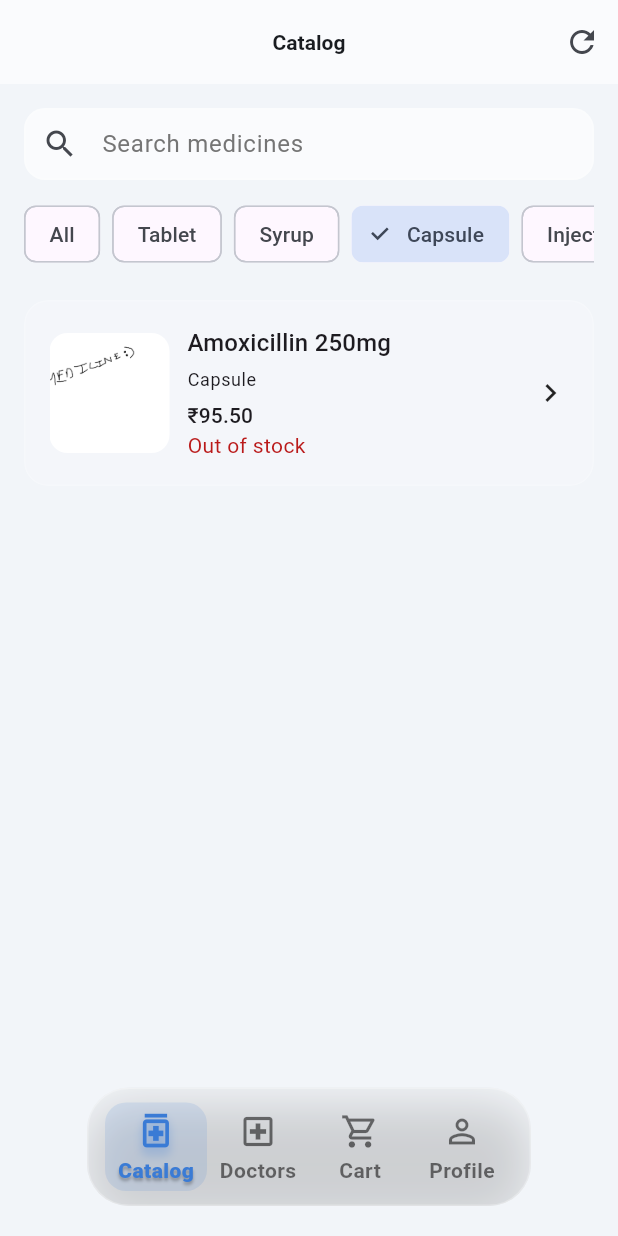
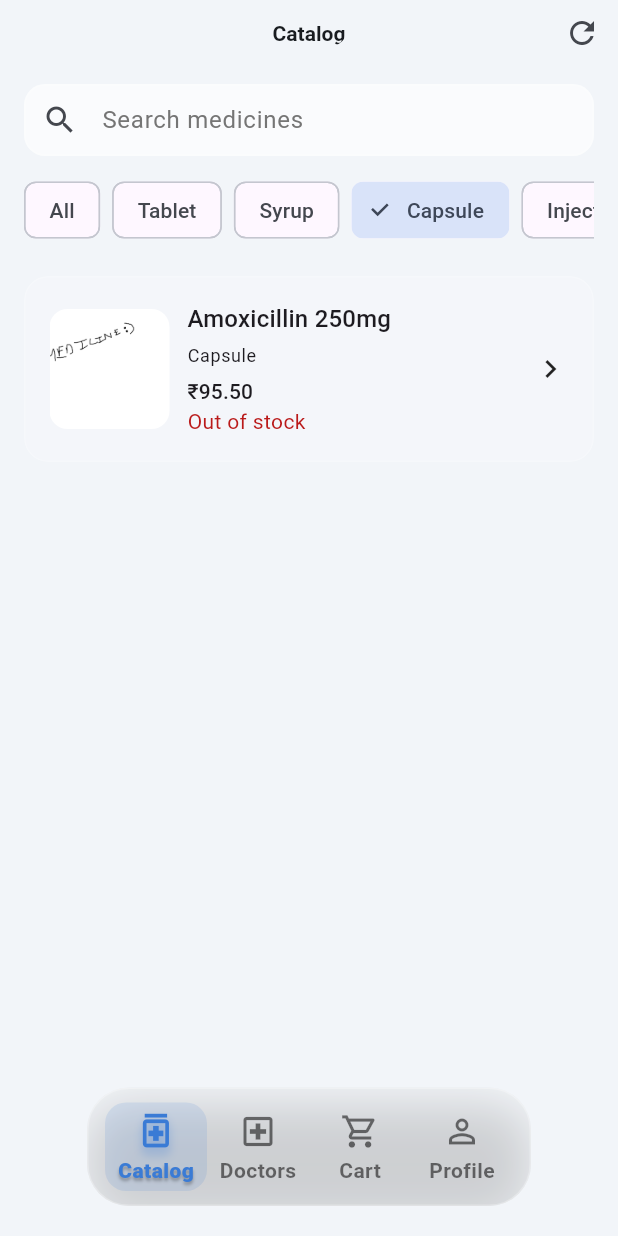
Before and after one commit to particle-box/samir_medical, a Flutter app: the screen it shows after launch, after a tap on "Tablet", after a tap on "Syrup", after a tap on "Capsule", on a phone screen of 412 x 824 dp. Run offline on Flutter 3.47's test engine with Material 3 defaults, Android fonts, the phone set to English and light mode, and no system bars; drawn by our look-alikes of cached_network_image; our stand-ins replace dio, flutter_riverpod, flutter_secure_storage, freezed_annotation, go_router, hive_flutter and 3 more; accounts and stored records are empty; network calls fail.

Commit message:
ui changes

```diff
--- a/lib/core/theme/app_theme.dart
+++ b/lib/core/theme/app_theme.dart
@@ -2,6 +2,8 @@
 import 'package:flutter/material.dart';
 
 class AppTheme {
+  static const double appBarHeight = 44.0;
+
   // Base brand colors (muted blues/greys with vibrant accents)
   static const Color _primary = Color(0xFF3A7BD5); // blue accent
   static const Color _secondary = Color(0xFF00D2FF); // cyan accent
--- a/lib/presentation/home/home_screen.dart
+++ b/lib/presentation/home/home_screen.dart
@@ -1,4 +1,6 @@
+import 'dart:ui';
 import 'package:flutter/material.dart';
+import 'package:samir_medical/core/theme/app_theme.dart';
 import 'package:samir_medical/presentation/common/widgets/glass_bottom_bar.dart';
 import 'package:samir_medical/presentation/home/tabs/doctors_tab_loader.dart';
 import 'tabs/catalog_tab.dart';
@@ -14,6 +16,7 @@ class HomeScreen extends StatefulWidget {
 class _HomeScreenState extends State<HomeScreen> {
   int _index = 0;
   int _doctorTabKey = 0;
+  double _scrollOffset = 0.0;
 
   final _titles = const ['Catalog', 'Doctors', 'Cart', 'Profile'];
 
@@ -40,9 +43,41 @@ class _HomeScreenState extends State<HomeScreen> {
       const ProfileTab(),
     ];
 
+    final isScrolled = _scrollOffset > 10.0;
+
+    // Define the glass color based on the current theme
+    final isDark = Theme.of(context).brightness == Brightness.dark;
+    final pillColor = isDark
+        ? Colors.black.withOpacity(0.25)
+        : Colors.white.withOpacity(0.5);
+
     return Scaffold(
+      extendBodyBehindAppBar: true,
       appBar: AppBar(
-        title: Text(_titles[_index]),
+        toolbarHeight: AppTheme.appBarHeight,
+        backgroundColor: Colors.transparent,
+        elevation: 0,
+        title: ClipRRect(
+          borderRadius: BorderRadius.circular(30.0),
+          child: BackdropFilter(
+            filter: ImageFilter.blur(
+              sigmaX: isScrolled ? 10.0 : 0.0,
+              sigmaY: isScrolled ? 10.0 : 0.0,
+            ),
+            child: AnimatedContainer(
+              duration: const Duration(milliseconds: 200),
+              padding: EdgeInsets.symmetric(
+                horizontal: isScrolled ? 16.0 : 0.0,
+                vertical: isScrolled ? 8.0 : 0.0,
+              ),
+              decoration: BoxDecoration(
+                borderRadius: BorderRadius.circular(30.0),
+                color: isScrolled ? pillColor : Colors.transparent,
+              ),
+              child: Text(_titles[_index]),
+            ),
+          ),
+        ),
         actions: [
           if (_index == 0)
             IconButton(
@@ -52,9 +87,20 @@ class _HomeScreenState extends State<HomeScreen> {
         ],
       ),
       extendBody: true,
-      body: IndexedStack(
-        index: _index,
-        children: pages,
+      body: NotificationListener<ScrollNotification>(
+        onNotification: (scroll) {
+          // To avoid unnecessary rebuilds, only update state if needed
+          if ((scroll.metrics.pixels > 10.0) != isScrolled) {
+            setState(() {
+              _scrollOffset = scroll.metrics.pixels;
+            });
+          }
+          return true;
+        },
+        child: IndexedStack(
+          index: _index,
+          children: pages,
+        ),
       ),
       bottomNavigationBar: GlassBottomBar(
         currentIndex: _index,
--- a/lib/presentation/home/tabs/cart_tab.dart
+++ b/lib/presentation/home/tabs/cart_tab.dart
@@ -1,5 +1,6 @@
 import 'package:flutter/material.dart';
 import 'package:flutter_riverpod/flutter_riverpod.dart';
+import 'package:samir_medical/core/theme/app_theme.dart';
 import 'package:samir_medical/presentation/cart/cart_state.dart';
 import 'package:samir_medical/presentation/common/widgets/glass_card.dart';
 import 'package:samir_medical/presentation/cart/checkout_address_screen.dart';
@@ -30,15 +31,25 @@ class _CartTabState extends ConsumerState<CartTab> {
 
   @override
   Widget build(BuildContext context) {
+    final topPadding = MediaQuery.of(context).padding.top + AppTheme.appBarHeight;
     final items = ref.watch(cartStateProvider);
     final cart = ref.read(cartStateProvider.notifier);
 
     double total = items.fold(0.0, (sum, item) => sum + item.medicine.price * item.quantity);
 
+    Widget buildPaddedScreen(Widget child) {
+      return ListView(
+        padding: const EdgeInsets.fromLTRB(16, 0, 16, 16),
+        children: [
+          SizedBox(height: topPadding - 32.0),
+          child,
+        ],
+      );
+    }
+
     if (_step == 1) {
-      return Padding(
-        padding: const EdgeInsets.all(16.0),
-        child: CheckoutAddressScreen(
+      return buildPaddedScreen(
+        CheckoutAddressScreen(
           onNext: (name, address, phone) {
             setState(() {
               _name = name;
@@ -52,9 +63,8 @@ class _CartTabState extends ConsumerState<CartTab> {
     }
 
     if (_step == 2 && _name != null && _address != null && _phone != null) {
-      return Padding(
-        padding: const EdgeInsets.all(16.0),
-        child: CheckoutReviewScreen(
+      return buildPaddedScreen(
+        CheckoutReviewScreen(
           name: _name!,
           address: _address!,
           phone: _phone!,
@@ -83,8 +93,9 @@ class _CartTabState extends ConsumerState<CartTab> {
     }
 
     return ListView(
-      padding: const EdgeInsets.fromLTRB(16, 16, 16, 120),
+      padding: const EdgeInsets.fromLTRB(16, 0, 16, 120),
       children: [
+        SizedBox(height: topPadding - 32.0),
         ...items.map((it) => Padding(
               padding: const EdgeInsets.only(bottom: 12),
               child: GlassCard(
--- a/lib/presentation/home/tabs/catalog_tab.dart
+++ b/lib/presentation/home/tabs/catalog_tab.dart
@@ -1,5 +1,6 @@
 import 'package:flutter/material.dart';
 import 'package:flutter_riverpod/flutter_riverpod.dart';
+import 'package:samir_medical/core/theme/app_theme.dart';
 import 'package:samir_medical/presentation/catalog/catalog_viewmodel.dart';
 import 'package:samir_medical/presentation/common/widgets/glass_card.dart';
 import 'package:samir_medical/presentation/common/widgets/shimmer.dart';
@@ -44,12 +45,12 @@ class CatalogTab extends StatelessWidget {
       builder: (context, ref, _) {
         final st = ref.watch(catalogViewModelProvider);
         final vm = ref.read(catalogViewModelProvider.notifier);
+        final topPadding = MediaQuery.of(context).padding.top + AppTheme.appBarHeight;
 
         if (st.isLoading && st.items.isEmpty) {
           return const ListShimmer();
         }
 
-        // Prebaked header area for search/filter, no rebuilds unless listings update
         final headerWidgets = <Widget>[
           TextField(
             controller: vm.searchController,
@@ -101,20 +102,24 @@ class CatalogTab extends StatelessWidget {
             ),
         ];
 
-        // Total items: header + product cards
         return RefreshIndicator(
           onRefresh: vm.refresh,
           child: ListView.builder(
-            padding: const EdgeInsets.fromLTRB(16, 16, 16, 110),
-            itemCount: headerWidgets.length + st.items.length,
+            padding: const EdgeInsets.fromLTRB(16, 0, 16, 110),
+            itemCount: headerWidgets.length + st.items.length + 1,
             itemBuilder: (context, index) {
-              if (index < headerWidgets.length) {
-                return headerWidgets[index];
+              if (index == 0) {
+                return SizedBox(height: topPadding - 32.0);
               }
-              final itemIndex = index - headerWidgets.length;
+
+              final adjustedIndex = index - 1;
+              if (adjustedIndex < headerWidgets.length) {
+                return headerWidgets[adjustedIndex];
+              }
+
+              final itemIndex = adjustedIndex - headerWidgets.length;
               final m = st.items[itemIndex];
 
-              // Simple and fast animated appear
               return Padding(
                 padding: const EdgeInsets.symmetric(vertical: 8),
                 child: GlassCard(
--- a/lib/presentation/home/tabs/doctors_tab.dart
+++ b/lib/presentation/home/tabs/doctors_tab.dart
@@ -1,5 +1,6 @@
 import 'package:flutter/material.dart';
 import 'package:go_router/go_router.dart';
+import 'package:samir_medical/core/theme/app_theme.dart';
 import 'package:samir_medical/presentation/common/widgets/glass_card.dart';
 
 class DoctorsTab extends StatelessWidget {
@@ -7,6 +8,7 @@ class DoctorsTab extends StatelessWidget {
 
   @override
   Widget build(BuildContext context) {
+    final topPadding = MediaQuery.of(context).padding.top + AppTheme.appBarHeight;
     final doctors = const [
       ('d1', 'Dr. A. Sen', 'Cardiologist'),
       ('d2', 'Dr. P. Sharma', 'Dermatologist'),
@@ -15,11 +17,15 @@ class DoctorsTab extends StatelessWidget {
     ];
 
     return ListView.separated(
-      padding: const EdgeInsets.all(16),
-      itemCount: doctors.length,
+      padding: const EdgeInsets.fromLTRB(16, 0, 16, 110),
+      itemCount: doctors.length + 1,
       separatorBuilder: (_, __) => const SizedBox(height: 12),
       itemBuilder: (context, i) {
-        final (id, name, spec) = doctors[i];
+        if (i == 0) {
+          return SizedBox(height: topPadding - 32.0);
+        }
+        final index = i - 1;
+        final (id, name, spec) = doctors[index];
         return GlassCard(
           onTap: () => context.push('/doctor/$id'),
           child: Row(
--- a/lib/presentation/home/tabs/doctors_tab_loader.dart
+++ b/lib/presentation/home/tabs/doctors_tab_loader.dart
@@ -31,7 +31,10 @@ class _DoctorsTabLoaderState extends State<DoctorsTabLoader> {
       // THE FIX: Replaced Center with Align to move the animation up.
       return Align(
         alignment: const Alignment(0.0, -0.3), // Adjust this value to move it up or down
-        child: Lottie.asset(
+        child: Column(
+          mainAxisSize: MainAxisSize.min,
+          children: [
+            Lottie.asset(
               // Make sure you are using the .json file that works
               'assets/lottie/doctor_loader.json',
               width: 400,
@@ -46,6 +49,13 @@ class _DoctorsTabLoaderState extends State<DoctorsTabLoader> {
                 ],
               ),
             ),
+            const SizedBox(height: 16),
+            Text(
+              'Gathering available information...',
+              style: TextStyle(fontSize: 16, color: Colors.grey[600]),
+            ),
+          ],
+        ),
       );
     } else {
       return const DoctorsTab();
--- a/lib/presentation/home/tabs/profile_tab.dart
+++ b/lib/presentation/home/tabs/profile_tab.dart
@@ -1,5 +1,6 @@
 import 'package:flutter/material.dart';
 import 'package:go_router/go_router.dart';
+import 'package:samir_medical/core/theme/app_theme.dart';
 import 'package:samir_medical/presentation/common/widgets/glass_card.dart';
 
 class ProfileTab extends StatelessWidget {
@@ -7,9 +8,11 @@ class ProfileTab extends StatelessWidget {
 
   @override
   Widget build(BuildContext context) {
+    final topPadding = MediaQuery.of(context).padding.top + AppTheme.appBarHeight;
     return ListView(
-      padding: const EdgeInsets.all(16),
+      padding: const EdgeInsets.fromLTRB(16, 0, 16, 110),
       children: [
+        SizedBox(height: topPadding - 32.0),
         GlassCard(
           child: Row(
             children: [
```
Lines whose indentation alone changed are shown as unchanged.
